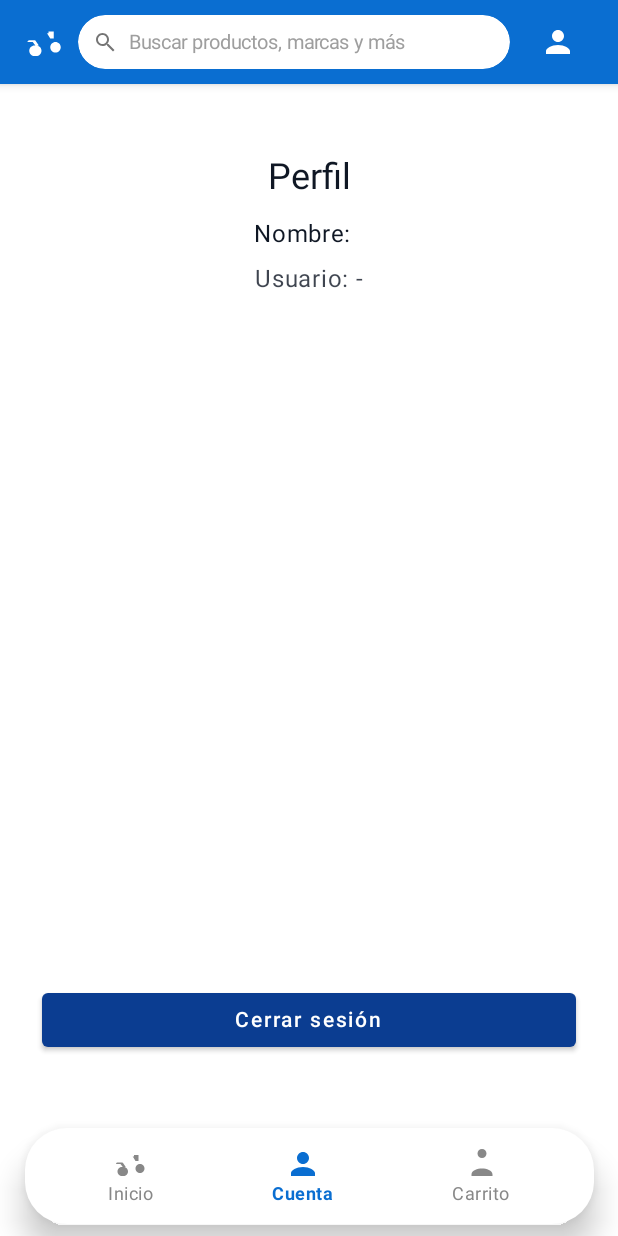
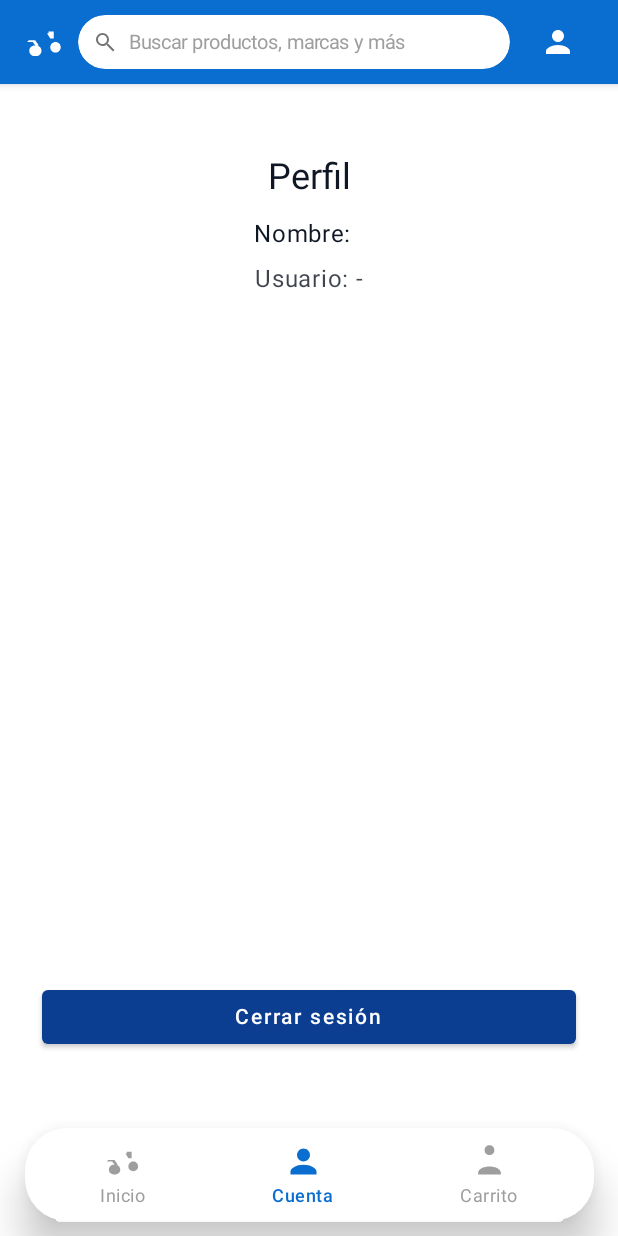
Before and after one commit to SLarkZ01/facturacion-inventario-android-kotlin, an Android app built with Jetpack Compose: the StoreHost screen opened through its navigation route, after a tap on "Cuenta", on a phone screen of 412 x 824 dp. Run offline under Robolectric (Android 15) with nearby library versions, the phone set to English and light mode, and no system bars.

Commit message:
Te dejo el resto en tus manos bro.

```diff
--- a/app/src/main/java/com/example/auth/AuthViewModel.kt
+++ b/app/src/main/java/com/example/auth/AuthViewModel.kt
@@ -28,10 +28,16 @@ class AuthViewModel(application: Application, private val repo: AuthDataSource)
     private val _isAuthenticated = MutableStateFlow(false)
     val isAuthenticated: StateFlow<Boolean> = _isAuthenticated.asStateFlow()
 
+    // Nuevo flag para indicar que el usuario decidió omitir el inicio de sesión
+    private val _skippedLogin = MutableStateFlow(false)
+    val skippedLogin: StateFlow<Boolean> = _skippedLogin.asStateFlow()
+
     init {
         // Inicializar estado autenticado desde almacenamiento local
         val token = TokenStorage.getAccessToken(getApplication())
         _isAuthenticated.value = !token.isNullOrEmpty()
+        // Si ya hay token, aseguramos que skipped sea false
+        _skippedLogin.value = false
     }
 
     fun login(usernameOrEmail: String, password: String) {
@@ -47,6 +53,8 @@ class AuthViewModel(application: Application, private val repo: AuthDataSource)
                 TokenStorage.setUserFromMap(getApplication(), resp?.user)
 
                 _isAuthenticated.value = true
+                // login real, limpiar el flag de skip
+                _skippedLogin.value = false
                 _uiState.value = AuthUiState(success = true)
             } catch (ex: Exception) {
                 _uiState.value = AuthUiState(errorMessage = ex.message ?: "Error desconocido")
@@ -66,11 +74,20 @@ class AuthViewModel(application: Application, private val repo: AuthDataSource)
                 TokenStorage.setUserFromMap(getApplication(), resp?.user)
 
                 _isAuthenticated.value = true
+                // registro real, limpiar skip
+                _skippedLogin.value = false
                 _uiState.value = AuthUiState(success = true)
             } catch (ex: Exception) {
                 _uiState.value = AuthUiState(errorMessage = ex.message ?: "Error desconocido")
             }
         }
+    }
+
+    // Permite omitir el inicio de sesión y navegar como usuario anónimo
+    fun skipLogin() {
+        _skippedLogin.value = true
+        _isAuthenticated.value = false
+        // no guardamos tokens; es solo un modo anónimo
     }
 
     // Limpia errores/flags después de manejarlos desde la UI
@@ -85,6 +102,7 @@ class AuthViewModel(application: Application, private val repo: AuthDataSource)
     fun logout() {
         TokenStorage.clear(getApplication())
         _isAuthenticated.value = false
+        _skippedLogin.value = false
         _uiState.value = AuthUiState()
     }
 
--- a/app/src/main/java/com/example/facturacion_inventario/ui/login/LoginScreen.kt
+++ b/app/src/main/java/com/example/facturacion_inventario/ui/login/LoginScreen.kt
@@ -170,6 +170,22 @@ fun LoginScreen(authViewModel: AuthViewModel, navController: NavController? = nu
                             TextButton(onClick = { navController?.navigate("register") }, modifier = Modifier.fillMaxWidth()) {
                                 Text(text = "Crear cuenta", color = MaterialTheme.colors.primary)
                             }
+
+                            Spacer(Modifier.height(8.dp))
+
+                            // Nuevo: botón para omitir inicio de sesión y continuar como invitado
+                            TextButton(onClick = {
+                                // marcar skip y navegar al store
+                                authViewModel.skipLogin()
+                                onLoginSuccess?.invoke()
+                                navController?.let { nc ->
+                                    nc.navigate("store") {
+                                        popUpTo("login") { inclusive = true }
+                                    }
+                                }
+                            }, modifier = Modifier.fillMaxWidth()) {
+                                Text(text = "Omitir inicio de sesión", color = MaterialTheme.colors.onSurface.copy(alpha = 0.8f))
+                            }
                         }
                     }
                 }
--- a/app/src/main/java/com/example/facturacion_inventario/ui/store/ProfileScreen.kt
+++ b/app/src/main/java/com/example/facturacion_inventario/ui/store/ProfileScreen.kt
@@ -2,7 +2,7 @@ package com.example.facturacion_inventario.ui.store
 
 import androidx.compose.foundation.layout.*
 import androidx.compose.material.*
-import androidx.compose.runtime.Composable
+import androidx.compose.runtime.*
 import androidx.compose.ui.Alignment
 import androidx.compose.ui.Modifier
 import androidx.compose.ui.unit.dp
@@ -15,11 +15,44 @@ fun ProfileScreen(authViewModel: AuthViewModel, rootNavController: NavController
     val apellido = authViewModel.getApellido()
     val username = authViewModel.getUsername()
 
+    // Estado: si el usuario decidió omitir el inicio de sesión
+    val skipped by authViewModel.skippedLogin.collectAsState()
+
     Surface(modifier = Modifier.fillMaxSize()) {
         Column(modifier = Modifier
             .fillMaxSize()
             .padding(16.dp), horizontalAlignment = Alignment.CenterHorizontally) {
             Spacer(modifier = Modifier.height(24.dp))
+
+            if (skipped) {
+                // UI para usuario invitado que omitió el login
+                Text(text = "Perfil", style = MaterialTheme.typography.h5, color = MaterialTheme.colors.onBackground)
+                Spacer(modifier = Modifier.height(12.dp))
+                Text(text = "Estás usando la aplicación como invitado.")
+                Spacer(modifier = Modifier.height(8.dp))
+                Text(text = "Para acceder a tu perfil, historial y compras debes registrarte o iniciar sesión.")
+
+                Spacer(modifier = Modifier.height(24.dp))
+
+                Button(onClick = {
+                    // Navegar a login
+                    rootNavController.navigate("login")
+                }, modifier = Modifier.fillMaxWidth(), colors = ButtonDefaults.buttonColors(backgroundColor = MaterialTheme.colors.primary)) {
+                    Text(text = "Iniciar sesión", color = MaterialTheme.colors.onPrimary)
+                }
+
+                Spacer(modifier = Modifier.height(12.dp))
+
+                OutlinedButton(onClick = {
+                    rootNavController.navigate("register")
+                }, modifier = Modifier.fillMaxWidth()) {
+                    Text(text = "Crear cuenta")
+                }
+
+                Spacer(modifier = Modifier.weight(1f))
+
+            } else {
+                // UI para usuario autenticado (o anónimo no-skipped pero sin datos)
                 Text(text = "Perfil", style = MaterialTheme.typography.h5, color = MaterialTheme.colors.onBackground)
                 Spacer(modifier = Modifier.height(12.dp))
                 Text(text = "Nombre: ${nombre.orEmpty()} ${apellido.orEmpty()}", color = MaterialTheme.colors.onSurface)
@@ -42,3 +75,4 @@ fun ProfileScreen(authViewModel: AuthViewModel, rootNavController: NavController
             }
         }
     }
+}
--- a/app/src/main/java/com/example/facturacion_inventario/ui/store/StoreHost.kt
+++ b/app/src/main/java/com/example/facturacion_inventario/ui/store/StoreHost.kt
@@ -121,9 +121,12 @@ fun StoreHost(authViewModel: AuthViewModel, rootNavController: NavController) {
             val activity = (context as? Activity)
             activity?.window?.statusBarColor = topBarBlue.toArgb()
             activity?.let { act ->
-                // permitir que la app dibuje detrás de las barras del sistema
-                WindowCompat.setDecorFitsSystemWindows(act.window, false)
+                // Antes: la app dibujaba detrás de las barras del sistema (false)
+                // Cambio: permitimos que el sistema gestione las barras para que
+                // la hora/batería sean visibles tal como en la imagen de ejemplo.
+                WindowCompat.setDecorFitsSystemWindows(act.window, true)
                 val controller = WindowCompat.getInsetsController(act.window, view)
+                // iconos en la barra de estado en blanco (porque el fondo es azul oscuro)
                 controller.isAppearanceLightStatusBars = false // icons light (white)
             }
         }
@@ -182,31 +185,32 @@ fun StoreHost(authViewModel: AuthViewModel, rootNavController: NavController) {
             }
         },
         bottomBar = {
-            // Barra inferior estilo elevado y central
+            // Barra inferior estilo cápsula (ajustada para parecerse a la referencia)
             if (!isSearchActive) {
                 Box(modifier = Modifier
                     .fillMaxWidth()
                     .navigationBarsPadding()
-                    .padding(vertical = 8.dp), contentAlignment = Alignment.Center) {
+                    .padding(vertical = 10.dp), contentAlignment = Alignment.Center) {
                     Surface(
                         shape = RoundedCornerShape(28.dp),
-                        elevation = 12.dp,
+                        elevation = 16.dp,
                         color = Color.White,
                         modifier = Modifier
                             .fillMaxWidth(0.92f)
-                            .height(64.dp)
+                            .height(62.dp)
                     ) {
                         Row(modifier = Modifier
                             .fillMaxSize()
-                            .padding(horizontal = 16.dp), horizontalArrangement = Arrangement.SpaceAround, verticalAlignment = Alignment.CenterVertically) {
+                            .padding(horizontal = 8.dp), horizontalArrangement = Arrangement.SpaceAround, verticalAlignment = Alignment.CenterVertically) {
 
                             // Home
                             Column(horizontalAlignment = Alignment.CenterHorizontally, modifier = Modifier.clickable {
                                 selectedTab = "home"
                                 storeNavController.navigate("home") { popUpTo("home") }
                             }) {
-                                Icon(painter = painterResource(id = R.drawable.ic_motorcycle_animated), contentDescription = "home", tint = if (selectedTab == "home") topBarBlue else Color.Gray)
-                                Text(text = "Inicio", color = if (selectedTab == "home") topBarBlue else Color.Gray, fontWeight = if (selectedTab == "home") FontWeight.Bold else FontWeight.Normal, style = MaterialTheme.typography.caption)
+                                Icon(painter = painterResource(id = R.drawable.ic_motorcycle_animated), contentDescription = "home", tint = if (selectedTab == "home") topBarBlue else Color(0xFF9E9E9E), modifier = Modifier.size(26.dp))
+                                Spacer(modifier = Modifier.height(2.dp))
+                                Text(text = "Inicio", color = if (selectedTab == "home") topBarBlue else Color(0xFF9E9E9E), fontWeight = if (selectedTab == "home") FontWeight.SemiBold else FontWeight.Normal, style = MaterialTheme.typography.caption)
                             }
 
                             // Profile
@@ -214,8 +218,9 @@ fun StoreHost(authViewModel: AuthViewModel, rootNavController: NavController) {
                                 selectedTab = "profile"
                                 storeNavController.navigate("profile") { popUpTo("home") }
                             }) {
-                                Icon(painter = painterResource(id = R.drawable.ic_person), contentDescription = "profile", tint = if (selectedTab == "profile") topBarBlue else Color.Gray)
-                                Text(text = "Cuenta", color = if (selectedTab == "profile") topBarBlue else Color.Gray, fontWeight = if (selectedTab == "profile") FontWeight.Bold else FontWeight.Normal, style = MaterialTheme.typography.caption)
+                                Icon(painter = painterResource(id = R.drawable.ic_person), contentDescription = "profile", tint = if (selectedTab == "profile") topBarBlue else Color(0xFF9E9E9E), modifier = Modifier.size(26.dp))
+                                Spacer(modifier = Modifier.height(2.dp))
+                                Text(text = "Cuenta", color = if (selectedTab == "profile") topBarBlue else Color(0xFF9E9E9E), fontWeight = if (selectedTab == "profile") FontWeight.SemiBold else FontWeight.Normal, style = MaterialTheme.typography.caption)
                             }
 
                             // Cart
@@ -223,8 +228,9 @@ fun StoreHost(authViewModel: AuthViewModel, rootNavController: NavController) {
                                 selectedTab = "cart"
                                 storeNavController.navigate("cart") { popUpTo("home") }
                             }) {
-                                Icon(painter = painterResource(id = R.drawable.ic_badge), contentDescription = "cart", tint = if (selectedTab == "cart") topBarBlue else Color.Gray)
-                                Text(text = "Carrito", color = if (selectedTab == "cart") topBarBlue else Color.Gray, fontWeight = if (selectedTab == "cart") FontWeight.Bold else FontWeight.Normal, style = MaterialTheme.typography.caption)
+                                Icon(painter = painterResource(id = R.drawable.ic_badge), contentDescription = "cart", tint = if (selectedTab == "cart") topBarBlue else Color(0xFF9E9E9E), modifier = Modifier.size(26.dp))
+                                Spacer(modifier = Modifier.height(2.dp))
+                                Text(text = "Carrito", color = if (selectedTab == "cart") topBarBlue else Color(0xFF9E9E9E), fontWeight = if (selectedTab == "cart") FontWeight.SemiBold else FontWeight.Normal, style = MaterialTheme.typography.caption)
                             }
                         }
                     }
```
Also changed, not shown: 1 other file. Lines whose indentation alone changed are shown as unchanged.
